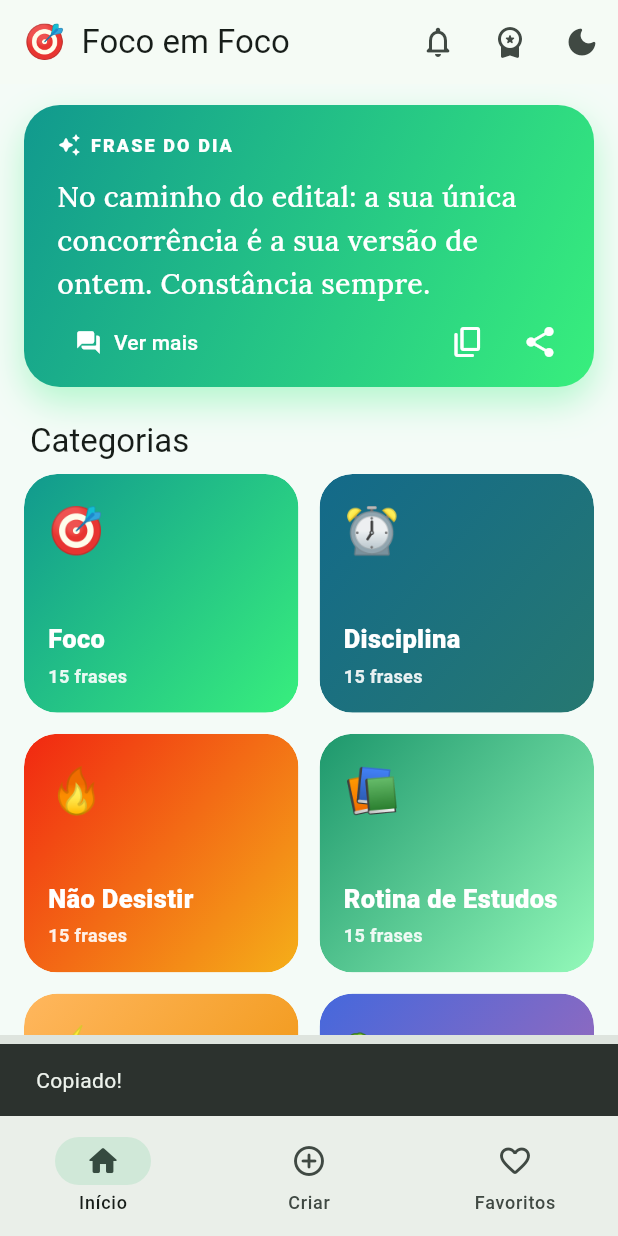
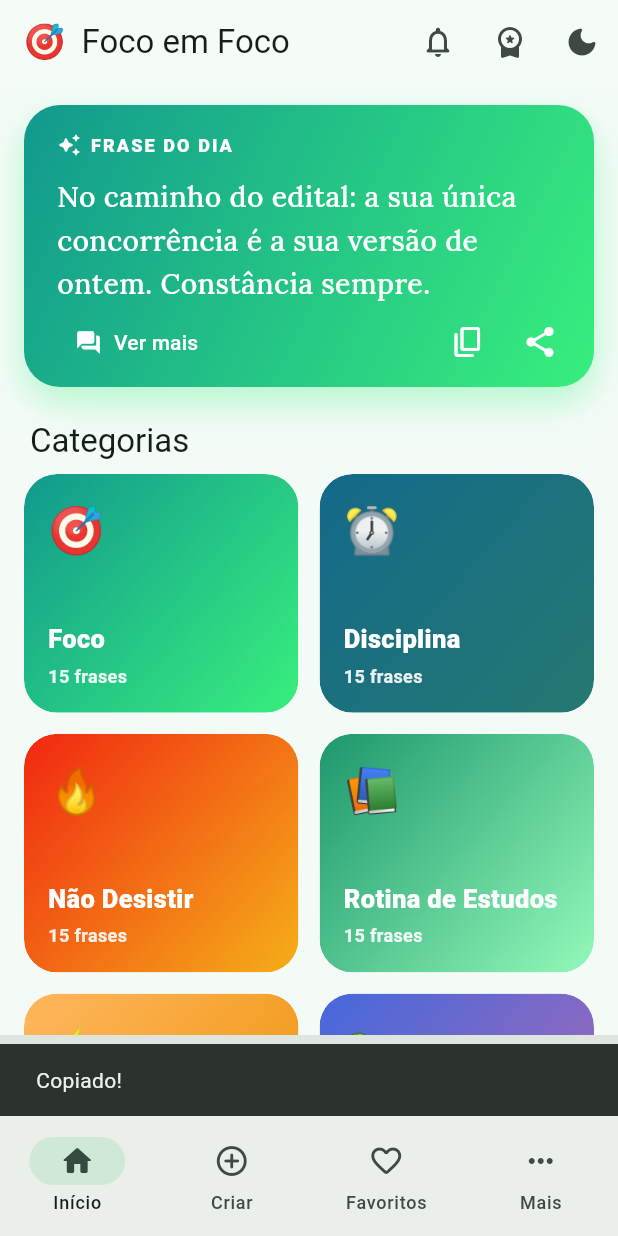
Before and after one commit to bruuhviiper-dev/foco, a Flutter app: the screen it shows after launch, after a tap on the "content copy" icon, on a phone screen of 412 x 824 dp. Run offline on Flutter 3.47's test engine with Material 3 defaults, Android fonts, the light colour scheme and no system bars; our stand-ins replace flutter_local_notifications, flutter_timezone, google_fonts, image_picker, share_plus, shared_preferences and 1 more; missing offline and left inert: gal.

Commit message:
Padrao: link de divulgacao no compartilhar, aba Mais (avaliar/compartilhar/outros apps cross-promo), By NojaTools, app_info catalogo

```diff
--- a/lib/data/models.dart
+++ b/lib/data/models.dart
@@ -1,4 +1,6 @@
 import 'package:flutter/material.dart';
+
+import 'app_info.dart';
 
 /// Uma mensagem (texto + rótulo opcional, ex.: "Bom dia").
 class Verse {
@@ -9,10 +11,11 @@ class Verse {
 
   String get id => '$reference::${text.hashCode}';
 
-  /// Texto pronto pra compartilhar (com a assinatura do app — tráfego orgânico).
-  String get shareText => reference.isEmpty
-      ? '$text\n\n🎯 Foco em Foco'
-      : '$text\n— $reference\n\n🎯 Foco em Foco';
+  /// Texto pronto pra compartilhar (assinatura + link do app = tráfego orgânico).
+  String get shareText {
+    final base = reference.isEmpty ? text : '$text\n— $reference';
+    return '$base\n\n🎯 ${AppInfo.appName}\n${AppInfo.shareFooter}';
+  }
 }
 
 /// Categoria de versículos (ex.: Fé, Esperança, Amor...).
--- a/lib/main.dart
+++ b/lib/main.dart
@@ -6,6 +6,7 @@ import 'data/app_theme.dart';
 import 'screens/create_screen.dart';
 import 'screens/favorites_screen.dart';
 import 'screens/home_screen.dart';
+import 'screens/more_screen.dart';
 import 'services/app_state.dart';
 import 'services/notification_service.dart';
 import 'services/purchase_service.dart';
@@ -65,7 +66,12 @@ class _HomeShellState extends State<HomeShell> {
 
   @override
   Widget build(BuildContext context) {
-    const pages = [HomeScreen(), CreateScreen(), FavoritesScreen()];
+    const pages = [
+      HomeScreen(),
+      CreateScreen(),
+      FavoritesScreen(),
+      MoreScreen()
+    ];
     return Scaffold(
       body: Column(
         children: [
@@ -89,6 +95,10 @@ class _HomeShellState extends State<HomeShell> {
               icon: Icon(Icons.favorite_border_rounded),
               selectedIcon: Icon(Icons.favorite_rounded),
               label: 'Favoritos'),
+          NavigationDestination(
+              icon: Icon(Icons.more_horiz_rounded),
+              selectedIcon: Icon(Icons.more_horiz_rounded),
+              label: 'Mais'),
         ],
       ),
     );
--- /dev/null
+++ b/lib/screens/more_screen.dart
@@ -0,0 +1,68 @@
+import 'package:flutter/material.dart';
+import 'package:share_plus/share_plus.dart';
+import 'package:url_launcher/url_launcher.dart';
+
+import '../data/app_info.dart';
+
+/// Aba "Mais": avaliar, compartilhar o app e cross-promoção (outros apps).
+class MoreScreen extends StatelessWidget {
+  const MoreScreen({super.key});
+
+  Future<void> _open(String url) async {
+    final uri = Uri.parse(url);
+    if (await canLaunchUrl(uri)) {
+      await launchUrl(uri, mode: LaunchMode.externalApplication);
+    }
+  }
+
+  @override
+  Widget build(BuildContext context) {
+    final scheme = Theme.of(context).colorScheme;
+    return Scaffold(
+      appBar: AppBar(title: const Text('Mais')),
+      body: ListView(
+        children: [
+          ListTile(
+            leading: const Icon(Icons.star_rounded, color: Color(0xFFFBBF24)),
+            title: const Text('Avaliar na Play Store'),
+            subtitle: const Text('Sua nota ajuda muito 💛'),
+            onTap: () => _open(AppInfo.playUrl),
+          ),
+          ListTile(
+            leading: const Icon(Icons.ios_share_rounded),
+            title: const Text('Compartilhar o app'),
+            subtitle: const Text('Indique para os amigos'),
+            onTap: () =>
+                Share.share('Conheça o ${AppInfo.appName}! ${AppInfo.playUrl}'),
+          ),
+          const Divider(height: 8),
+          Padding(
+            padding: const EdgeInsets.fromLTRB(20, 12, 20, 4),
+            child: Text('OUTROS APPS',
+                style: TextStyle(
+                    fontSize: 12,
+                    fontWeight: FontWeight.w800,
+                    letterSpacing: 1.2,
+                    color: scheme.primary)),
+          ),
+          for (final a in AppInfo.otherApps)
+            ListTile(
+              leading: const Icon(Icons.apps_rounded),
+              title: Text(a.$1),
+              trailing: const Icon(Icons.open_in_new_rounded, size: 18),
+              onTap: () => _open(AppInfo.playUrlFor(a.$2)),
+            ),
+          const SizedBox(height: 20),
+          Center(
+            child: Text('By: ${AppInfo.developer}',
+                style: const TextStyle(
+                    fontSize: 12,
+                    color: Colors.grey,
+                    fontWeight: FontWeight.w600)),
+          ),
+          const SizedBox(height: 16),
+        ],
+      ),
+    );
+  }
+}
--- a/pubspec.yaml
+++ b/pubspec.yaml
@@ -42,6 +42,7 @@ dependencies:
   flutter_timezone: ^3.0.1
   image_picker: ^1.1.2
   gal: ^2.3.0
+  url_launcher: ^6.3.0
 
 dev_dependencies:
   flutter_test:
```
Also changed, not shown: lib/data/app_info.dart (added, +28 -0 lines), pubspec.lock, 2 other files.
